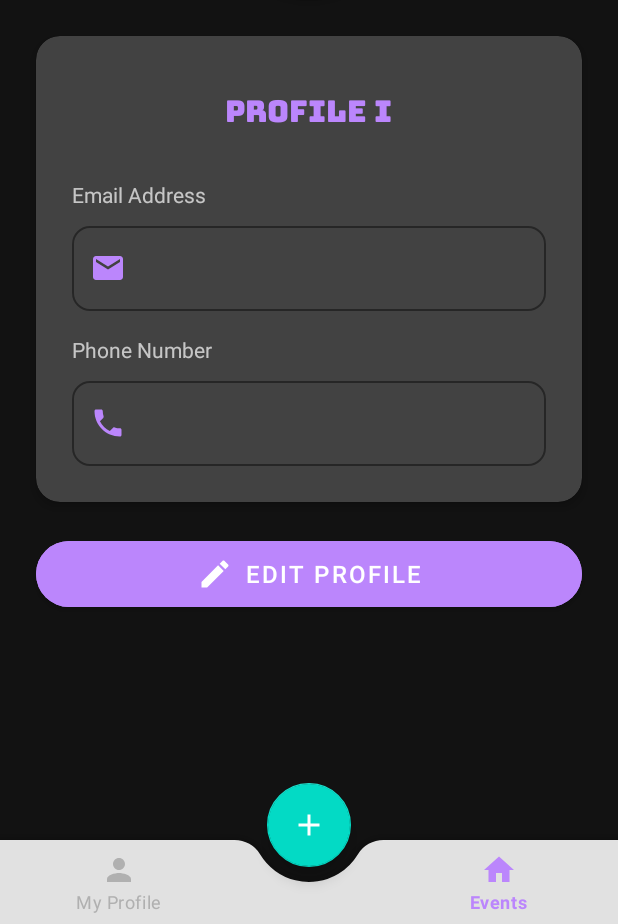
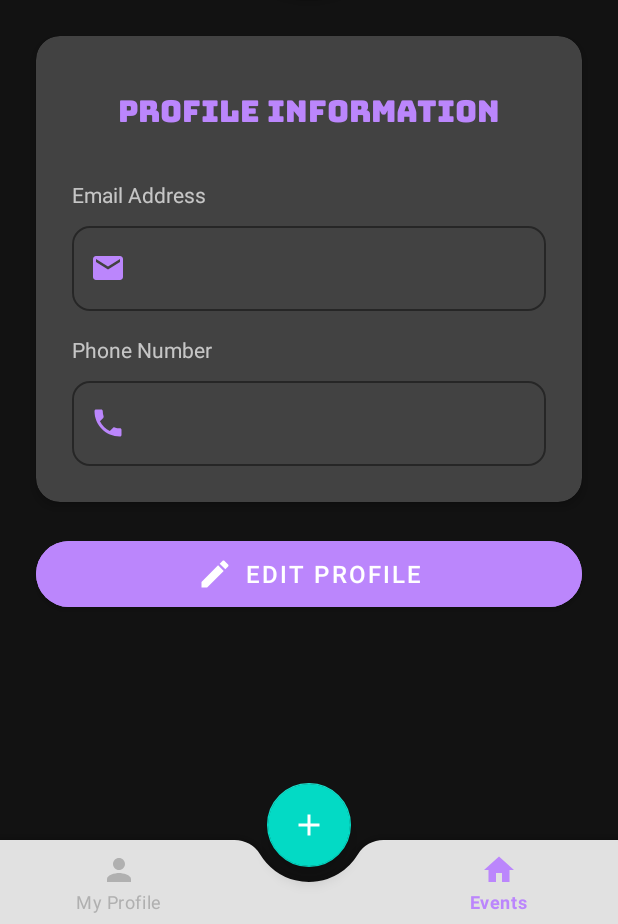
Before and after one commit to OfekiAlm/final-project-android-yali, an Android app: the fragment ProfileFragment placed in its activity, on a phone screen of 412 x 824 dp, the part 312-1236 px from its top. Run offline under Robolectric (Android 15) with nearby library versions, the phone set to English and light mode, and no system bars; our stand-ins replace CircleImageView, Firebase (no records; nobody signed in at launch, a user with empty details on screens opened directly); 1 statement that could not run was skipped.

Commit message:
little change

```diff
--- a/app/src/main/res/layout/fragment_profile.xml
+++ b/app/src/main/res/layout/fragment_profile.xml
@@ -59,8 +59,7 @@
                         android:fontFamily="@font/bungee"
                         android:text="Profile Information"
                         android:textColor="@color/primary_color"
-                        android:textSize="20sp"
-                        android:maxLength="9" />
+                        android:textSize="20sp" />
 
                     <!-- Email Field -->
                     <TextView
```
